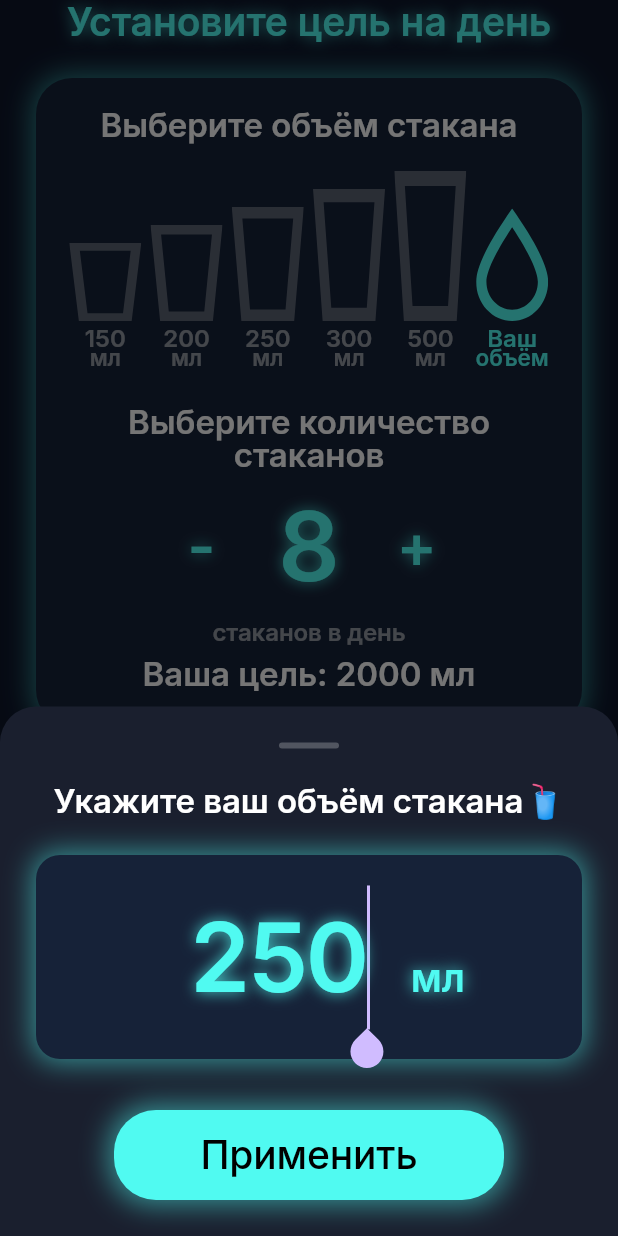
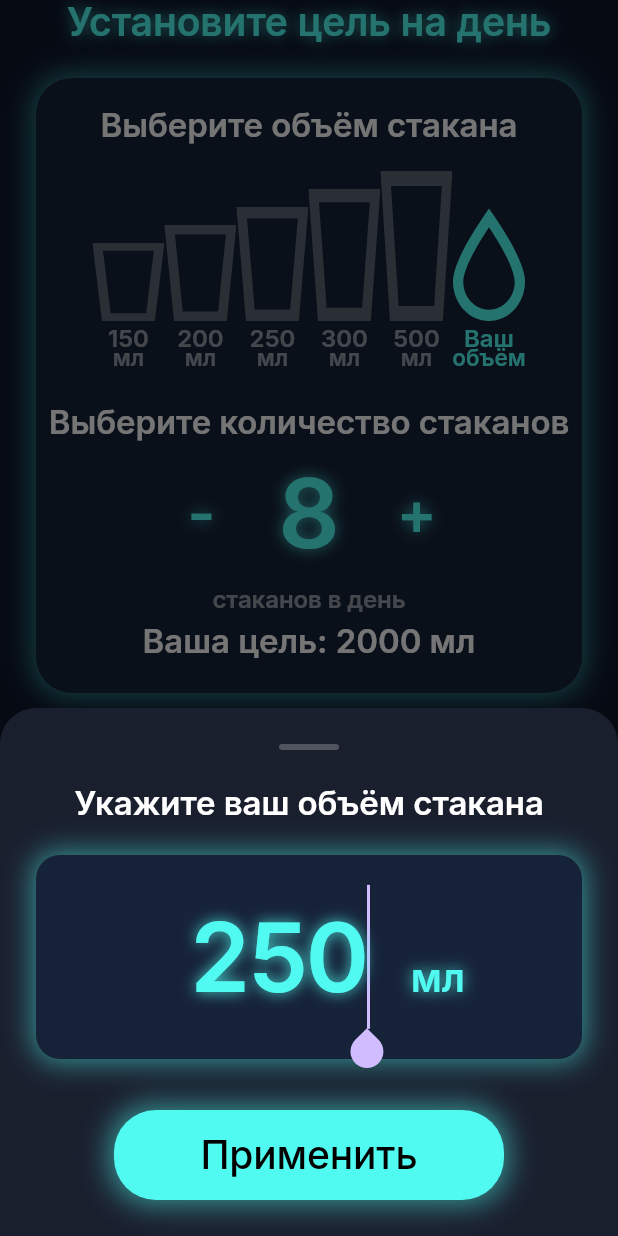
Before and after one commit to kosacheva62-cell/water_tracker_1, a Flutter app: the SettingsPage widget shown alone on an empty page, opened directly, after a tap on "Ваш", on a phone screen of 412 x 824 dp. Run offline on Flutter 3.47's test engine with Material 3 defaults, Android fonts, the light colour scheme and no system bars; our stand-ins replace flutter_svg, shared_preferences, vibration; accounts and stored records are empty.

Commit message:
на странице "Настройки" в ряде иконок уменьшены боковые отступы для того, чтобы ряд иконок на моем реальном смартфоне "Хонор" помещался полностью без ошибки.

```diff
--- a/lib/pages/onboarding_page.dart
+++ b/lib/pages/onboarding_page.dart
@@ -221,7 +221,7 @@ class _OnboardingPageState extends State<OnboardingPage> {
 
                       // ✅ ИЗМЕНЕНО: добавлен .copyWith(height: 1.0)
                       Text(
-                        'Привет! Установите вашу дневную цель по воде!',
+                        'Привет! Установите вашу дневную цель по воде',
                         textAlign: TextAlign.center,
                         style: TextStyles.title(fontSize: titleFontSize).copyWith(height: 1.0),
                       ),
--- a/lib/pages/settings_page.dart
+++ b/lib/pages/settings_page.dart
@@ -99,7 +99,7 @@ class _SettingsPageState extends State<SettingsPage> {
                 ),
               ),
               const SizedBox(height: 16),
-              Text('Укажите ваш объём стакана🥤',
+              Text('Укажите ваш объём стакана',
                 style: TextStyles.goal(fontSize: goalFontSize).copyWith(
                   color: Colors.white,
                   height: 1.0,
@@ -304,7 +304,6 @@ class _SettingsPageState extends State<SettingsPage> {
                 mainAxisSize: MainAxisSize.min,
                 crossAxisAlignment: CrossAxisAlignment.center,
                 children: [
-                  // ✅ ИЗМЕНЕНО: height изменен с 1.1 на 1.0
                   Text(
                     'Установите цель на день',
                     textAlign: TextAlign.center,
@@ -313,9 +312,10 @@ class _SettingsPageState extends State<SettingsPage> {
 
                   SizedBox(height: spaceAfterTitle),
 
+                  // ✅ ИЗМЕНЕНО: horizontal padding уменьшен с 16 до 8
                   Container(
                     width: double.infinity,
-                    padding: const EdgeInsets.symmetric(vertical: 20, horizontal: 16),
+                    padding: const EdgeInsets.symmetric(vertical: 20, horizontal: 8),
                     decoration: BoxDecoration(
                       color: AppColors.card,
                       borderRadius: BorderRadius.circular(24),
@@ -339,7 +339,7 @@ class _SettingsPageState extends State<SettingsPage> {
                         SizedBox(
                           height: 140,
                           child: Row(
-                            mainAxisAlignment: MainAxisAlignment.spaceEvenly,
+                            mainAxisAlignment: MainAxisAlignment.center,
                             crossAxisAlignment: CrossAxisAlignment.end,
                             children: [
                               _buildGlassIcon(150, 52, subtitleFontSize),
```
